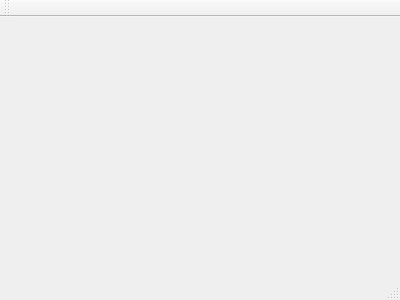
This is mainwindow.ui in BoldWinds/PPServer as Qt 5 draws it before an edit. The edited form follows.
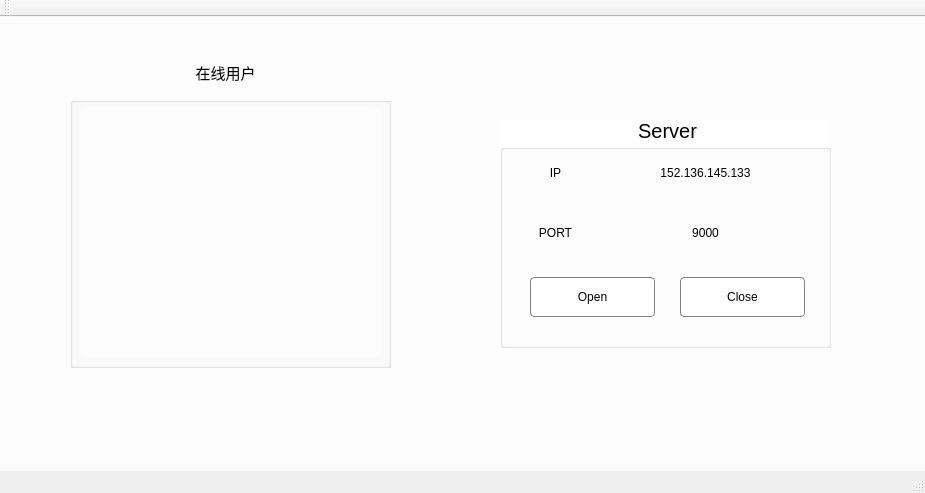
This is the edited form.

Commit message: 服务端ui界面

Patch:
```diff
--- a/mainwindow.ui
+++ b/mainwindow.ui
@@ -1,24 +1,249 @@
 <ui version="4.0">
  <class>MainWindow</class>
- <widget class="QMainWindow" name="MainWindow" >
-  <property name="geometry" >
+ <widget class="QMainWindow" name="MainWindow">
+  <property name="geometry">
    <rect>
     <x>0</x>
     <y>0</y>
-    <width>400</width>
-    <height>300</height>
+    <width>925</width>
+    <height>493</height>
    </rect>
   </property>
   <property name="windowTitle" >
    <string>MainWindow</string>
   </property>
-  <widget class="QMenuBar" name="menuBar" />
-  <widget class="QToolBar" name="mainToolBar" />
-  <widget class="QWidget" name="centralWidget" />
-  <widget class="QStatusBar" name="statusBar" />
+  <widget class="QWidget" name="centralWidget">
+   <property name="styleSheet">
+    <string notr="true">QWidget {
+    background-color: #fcfcfc;
+}</string>
+   </property>
+   <widget class="QGroupBox" name="groupBox">
+    <property name="geometry">
+     <rect>
+      <x>500</x>
+      <y>100</y>
+      <width>331</width>
+      <height>231</height>
+     </rect>
+    </property>
+    <property name="styleSheet">
+     <string notr="true">QGroupBox {
+    background-color: #fff;
+    font-size: 20px;
+    margin-top: 3px;
+}</string>
+    </property>
+    <property name="title">
+     <string>Server</string>
+    </property>
+    <property name="alignment">
+     <set>Qt::AlignCenter</set>
+    </property>
+    <widget class="QLabel" name="label">
+     <property name="geometry">
+      <rect>
+       <x>10</x>
+       <y>40</y>
+       <width>91</width>
+       <height>31</height>
+      </rect>
+     </property>
+     <property name="text">
+      <string>IP</string>
+     </property>
+     <property name="alignment">
+      <set>Qt::AlignCenter</set>
+     </property>
+    </widget>
+    <widget class="QLabel" name="label_2">
+     <property name="geometry">
+      <rect>
+       <x>10</x>
+       <y>100</y>
+       <width>91</width>
+       <height>31</height>
+      </rect>
+     </property>
+     <property name="text">
+      <string>PORT</string>
+     </property>
+     <property name="alignment">
+      <set>Qt::AlignCenter</set>
+     </property>
+    </widget>
+    <widget class="QPushButton" name="open_server">
+     <property name="geometry">
+      <rect>
+       <x>30</x>
+       <y>160</y>
+       <width>125</width>
+       <height>40</height>
+      </rect>
+     </property>
+     <property name="styleSheet">
+      <string notr="true">QPushButton {
+	border-radius: 4px;
+    border: 1px solid gray;
+    background-color: white;
+}
+
+QPushButton:hover {
+    background-color: rgb(236, 245, 255);
+    border: 1px solid rgb(64, 158, 255);
+    color: rgb(64, 158, 255);
+}
+
+QPushButton:pressed {
+    background-color: rgb(236, 245, 255);
+    border: 1px solid rgb(64, 100, 255);
+    color: rgb(64, 100, 255);
+}</string>
+     </property>
+     <property name="text">
+      <string>Open</string>
+     </property>
+    </widget>
+    <widget class="QPushButton" name="close_server">
+     <property name="geometry">
+      <rect>
+       <x>180</x>
+       <y>160</y>
+       <width>125</width>
+       <height>40</height>
+      </rect>
+     </property>
+     <property name="styleSheet">
+      <string notr="true">QPushButton {
+	border-radius: 4px;
+    border: 1px solid gray;
+    background-color: white;
+}
+
+QPushButton:hover {
+    background-color: rgb(236, 245, 255);
+    border: 1px solid rgb(64, 158, 255);
+    color: rgb(64, 158, 255);
+}
+
+QPushButton:pressed {
+    background-color: rgb(236, 245, 255);
+    border: 1px solid rgb(64, 100, 255);
+    color: rgb(64, 100, 255);
+}</string>
+     </property>
+     <property name="text">
+      <string>Close</string>
+     </property>
+    </widget>
+    <widget class="QLabel" name="label_3">
+     <property name="geometry">
+      <rect>
+       <x>110</x>
+       <y>40</y>
+       <width>191</width>
+       <height>31</height>
+      </rect>
+     </property>
+     <property name="text">
+      <string>152.136.145.133</string>
+     </property>
+     <property name="alignment">
+      <set>Qt::AlignCenter</set>
+     </property>
+    </widget>
+    <widget class="QLabel" name="label_4">
+     <property name="geometry">
+      <rect>
+       <x>110</x>
+       <y>100</y>
+       <width>191</width>
+       <height>31</height>
+      </rect>
+     </property>
+     <property name="text">
+      <string>9000</string>
+     </property>
+     <property name="alignment">
+      <set>Qt::AlignCenter</set>
+     </property>
+    </widget>
+   </widget>
+   <widget class="QGroupBox" name="groupBox_2">
+    <property name="geometry">
+     <rect>
+      <x>70</x>
+      <y>80</y>
+      <width>321</width>
+      <height>271</height>
+     </rect>
+    </property>
+    <property name="title">
+     <string/>
+    </property>
+    <widget class="QListWidget" name="user_list">
+     <property name="geometry">
+      <rect>
+       <x>10</x>
+       <y>10</y>
+       <width>301</width>
+       <height>251</height>
+      </rect>
+     </property>
+     <property name="styleSheet">
+      <string notr="true">QListWidget {
+	border-radius: 8px;
+}</string>
+     </property>
+    </widget>
+   </widget>
+   <widget class="QLabel" name="label_5">
+    <property name="geometry">
+     <rect>
+      <x>180</x>
+      <y>40</y>
+      <width>91</width>
+      <height>31</height>
+     </rect>
+    </property>
+    <property name="font">
+     <font>
+      <family>Agency FB</family>
+      <pointsize>11</pointsize>
+     </font>
+    </property>
+    <property name="text">
+     <string>在线用户</string>
+    </property>
+    <property name="textFormat">
+     <enum>Qt::PlainText</enum>
+    </property>
+    <property name="alignment">
+     <set>Qt::AlignCenter</set>
+    </property>
+   </widget>
+  </widget>
+  <widget class="QMenuBar" name="menuBar">
+   <property name="geometry">
+    <rect>
+     <x>0</x>
+     <y>0</y>
+     <width>925</width>
+     <height>26</height>
+    </rect>
+   </property>
+  </widget>
+  <widget class="QToolBar" name="mainToolBar">
+   <attribute name="toolBarArea">
+    <enum>TopToolBarArea</enum>
+   </attribute>
+   <attribute name="toolBarBreak">
+    <bool>false</bool>
+   </attribute>
+  </widget>
+  <widget class="QStatusBar" name="statusBar"/>
  </widget>
- <layoutDefault spacing="6" margin="11" />
- <pixmapfunction></pixmapfunction>
+ <layoutdefault spacing="6" margin="11"/>
  <resources/>
  <connections/>
 </ui>
```
Left out of the diff: 3 changed lines with no effect on the pictures. The commit also changes 4 other files.
